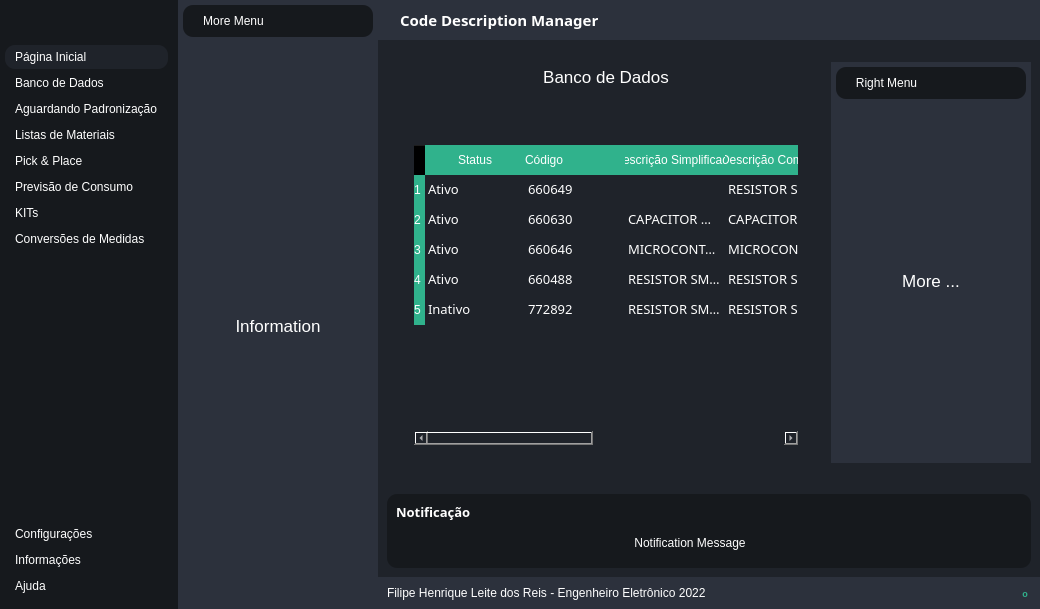
Above: interface_22_modern_tutorial.ui from filipehlreis/code-description-manager before the change. Below: the same form after it.
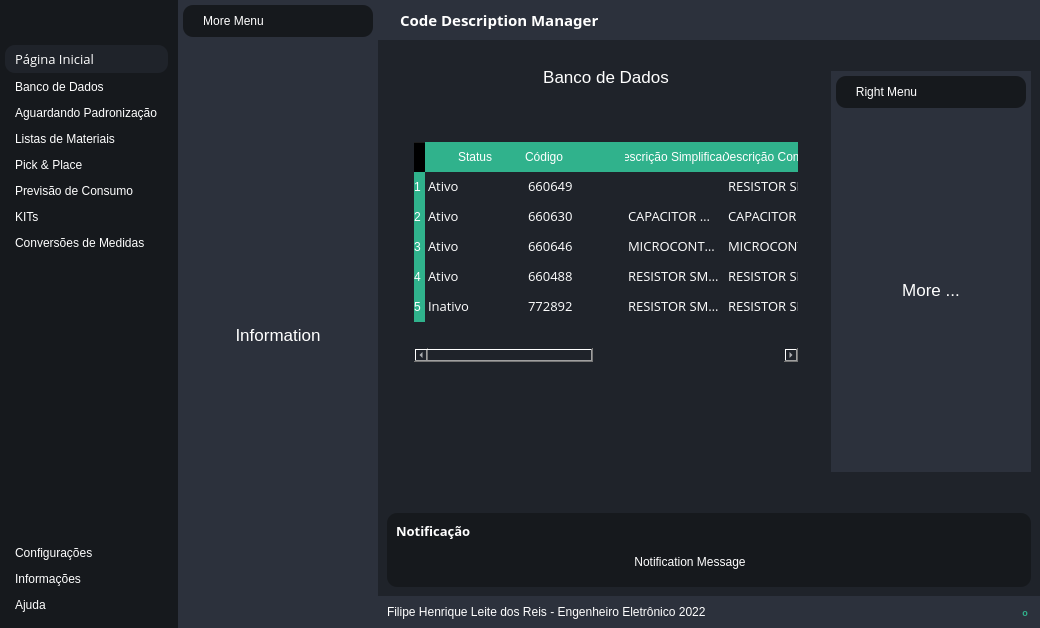
That is the form after the change. Icons and pictures are not drawn. Custom widgets are drawn as their Qt base class.

Commit message:
Alterado fonte leftMenuContainer e database_table
Foi alterado as fontes para os botões presente dentro do leftMenuContainer e de todos os itens e header da tabela database_table.
Inserido também um espaçador vertical para garantir que a tabela database_table esteja sempre na parte superior quando tiver poucos itens.

```diff
--- a/interface_22_modern_tutorial.ui
+++ b/interface_22_modern_tutorial.ui
@@ -7,7 +7,7 @@
     <x>0</x>
     <y>0</y>
     <width>1040</width>
-    <height>609</height>
+    <height>628</height>
    </rect>
   </property>
   <property name="windowTitle">
@@ -101,7 +101,7 @@
      <widget class="QCustomSlideMenu" name="leftMenuContainer" native="true">
       <property name="maximumSize">
        <size>
-        <width>200</width>
+        <width>215</width>
         <height>16777215</height>
        </size>
       </property>
@@ -238,6 +238,11 @@
                </property>
                <property name="font">
                 <font>
+                 <family>Open Sans</family>
+                 <pointsize>10</pointsize>
+                 <weight>50</weight>
+                 <italic>false</italic>
+                 <bold>false</bold>
                  <stylestrategy>PreferAntialias</stylestrategy>
                 </font>
                </property>
@@ -1179,13 +1184,16 @@
                       <property name="minimumSize">
                        <size>
                         <width>0</width>
-                        <height>300</height>
+                        <height>220</height>
                        </size>
                       </property>
                       <property name="font">
                        <font>
-                        <family>Montserrat Medium</family>
+                        <family>Open Sans</family>
                         <pointsize>10</pointsize>
+                        <weight>50</weight>
+                        <italic>false</italic>
+                        <bold>false</bold>
                        </font>
                       </property>
                       <property name="styleSheet">
@@ -1525,6 +1533,19 @@
                    </layout>
                   </widget>
                  </item>
+                 <item>
+                  <spacer name="verticalSpacer_2">
+                   <property name="orientation">
+                    <enum>Qt::Vertical</enum>
+                   </property>
+                   <property name="sizeHint" stdset="0">
+                    <size>
+                     <width>20</width>
+                     <height>40</height>
+                    </size>
+                   </property>
+                  </spacer>
+                 </item>
                 </layout>
                </widget>
                <widget class="QWidget" name="waitingPage">
```
Left out of the diff: 14 changed lines with no effect on the pictures. The commit also changes 2 other files.
